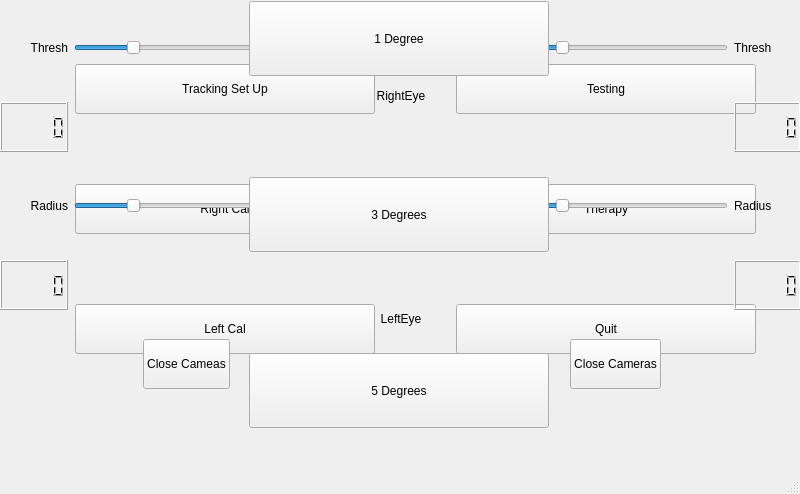
This is mainwindow.ui in cjm-64/BEAM as Qt 5 draws it before an edit. The edited form follows.
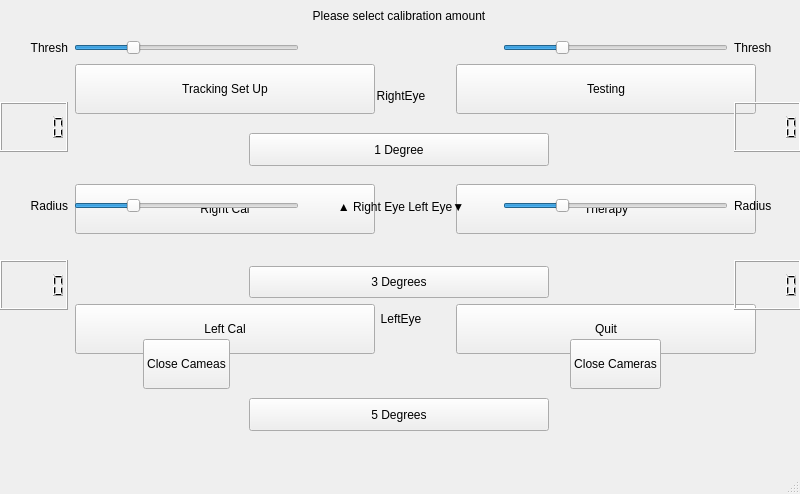
This is the edited form.

Commit message: Begin implementation of multiple calibrations

Diff of the .ui file:
```diff
--- a/mainwindow.ui
+++ b/mainwindow.ui
@@ -501,6 +501,19 @@
      <property name="leftMargin">
       <number>250</number>
      </property>
+     <item>
+      <widget class="QLabel" name="label">
+       <property name="maximumSize">
+        <size>
+         <width>300</width>
+         <height>75</height>
+        </size>
+       </property>
+       <property name="text">
+        <string>&lt;html&gt;&lt;head/&gt;&lt;body&gt;&lt;p align=&quot;center&quot;&gt;Please select calibration amount&lt;/p&gt;&lt;/body&gt;&lt;/html&gt;</string>
+       </property>
+      </widget>
+     </item>
      <item>
       <widget class="QPushButton" name="Degree_1_Button">
        <property name="maximumSize">
```
The commit also changes 2 other files.
